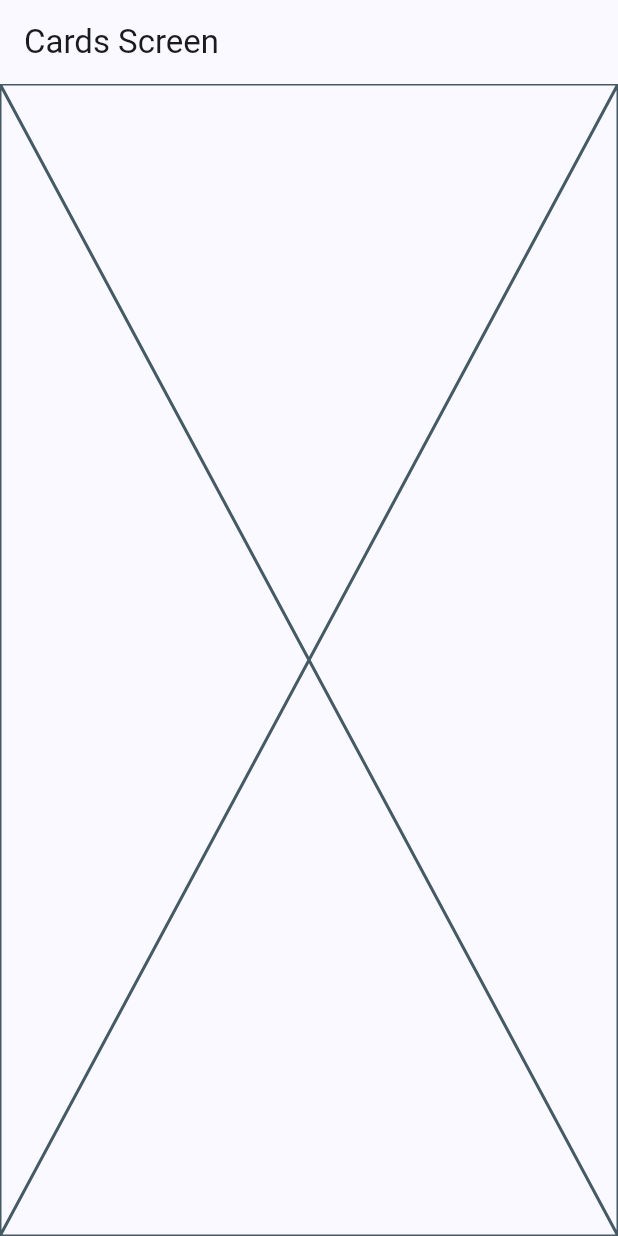
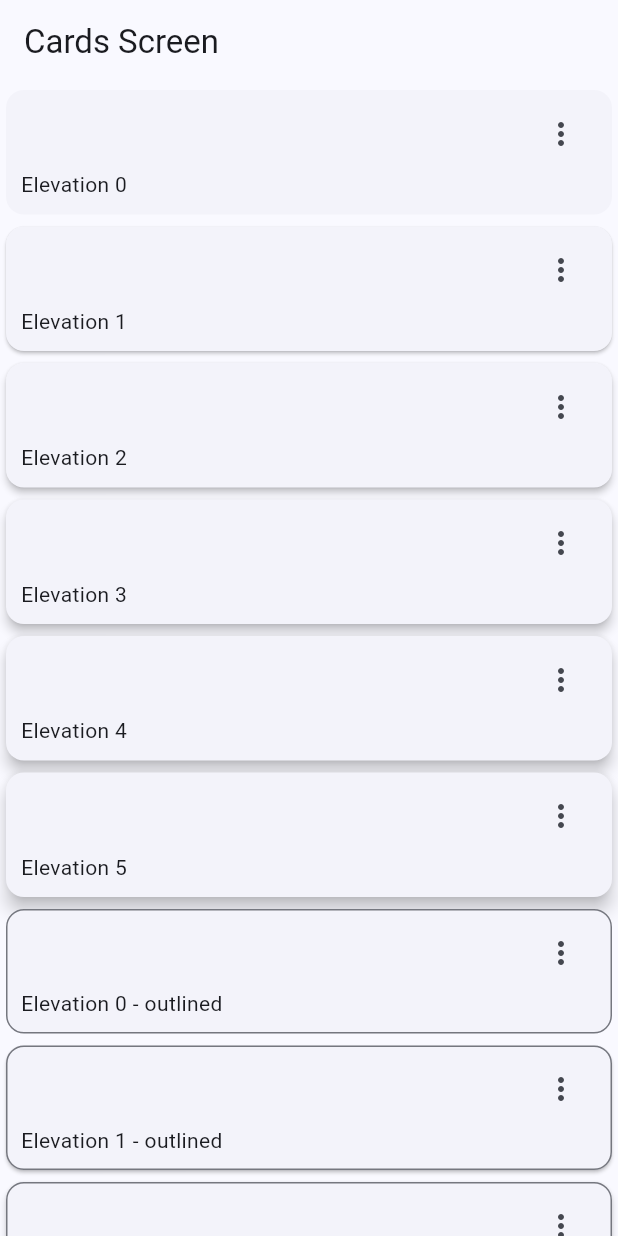
Before and after one commit to Davidgraja/Widgets__app, a Flutter app: the CardsScreen screen opened by its route, on a phone screen of 412 x 824 dp. Run offline on Flutter 3.47's test engine with Material 2 defaults, Android fonts, the phone set to English and light mode, and no system bars; our stand-ins replace go_router.

Commit message:
creación de tipos de  targetas

```diff
--- a/lib/presentation/screen/cards/cards_screen.dart
+++ b/lib/presentation/screen/cards/cards_screen.dart
@@ -1,4 +1,14 @@
 import 'package:flutter/material.dart';
+
+
+const cards = <Map<String , dynamic>>[
+    { 'elevation' : 0.0 , 'label' : 'Elevation 0'},
+    { 'elevation' : 1.0 , 'label' : 'Elevation 1'},
+    { 'elevation' : 2.0 , 'label' : 'Elevation 2'},
+    { 'elevation' : 3.0 , 'label' : 'Elevation 3'},
+    { 'elevation' : 4.0 , 'label' : 'Elevation 4'},
+    { 'elevation' : 5.0 , 'label' : 'Elevation 5'},
+];
 
 class CardsScreen extends StatelessWidget {
 
@@ -11,9 +21,100 @@ class CardsScreen extends StatelessWidget {
   Widget build(BuildContext context) {
     return  Scaffold(
       appBar: AppBar(
-        title: Text('Cards Screen'),
+        title: const Text('Cards Screen'),
       ),
-      body: Placeholder() ,
+      body: _CardsView() ,
     );
   }
 }
+
+class _CardsView extends StatelessWidget {
+  const _CardsView({
+    super.key,
+  });
+
+  @override
+  Widget build(BuildContext context) {
+    return SingleChildScrollView(
+      child: Column(
+        children: [
+          ...cards.map((card) => _CardType1(label: card['label'], elevation: card['elevation']) ),
+          ...cards.map((card) => _CardType2(label: card['label'], elevation: card['elevation']) ),
+          const SizedBox(height: 50,)
+        ],
+      ),
+    );
+  }
+}
+
+
+ class _CardType1 extends StatelessWidget {
+
+   final String label;
+   final double elevation;
+
+   const _CardType1({required this.label, required this.elevation});
+
+   @override
+   Widget build(BuildContext context) {
+     return Card(
+      elevation: elevation,
+      child: Padding(
+        padding: const EdgeInsets.fromLTRB(10, 5, 10, 10),
+        child: Column(
+          children: [
+            Align(
+              alignment: Alignment.topRight,
+              child: IconButton(onPressed: (){}, icon: const Icon(Icons.more_vert_outlined),)
+            ),
+            Align(
+              alignment: Alignment.bottomLeft,
+              child: Text(label)
+            )
+          ]
+        ),
+      ) ,
+     );
+   }
+ }
+
+
+  class _CardType2 extends StatelessWidget {
+
+   final String label;
+   final double elevation;
+
+   const _CardType2({required this.label, required this.elevation});
+
+   @override
+   Widget build(BuildContext context) {
+
+    final colors = Theme.of(context).colorScheme;
+
+     return Card(
+
+      shape:RoundedRectangleBorder(
+        borderRadius: BorderRadius.all(Radius.circular(12)),
+        side: BorderSide(
+          color: colors.outline ,
+        )
+      ) ,
+      elevation: elevation,
+      child: Padding(
+        padding: const EdgeInsets.fromLTRB(10, 5, 10, 10),
+        child: Column(
+          children: [
+            Align(
+              alignment: Alignment.topRight,
+              child: IconButton(onPressed: (){}, icon: const Icon(Icons.more_vert_outlined),)
+            ),
+            Align(
+              alignment: Alignment.bottomLeft,
+              child: Text('$label - outlined')
+            )
+          ]
+        ),
+      ) ,
+     );
+   }
+ }
--- a/lib/presentation/screen/home/home_screen.dart
+++ b/lib/presentation/screen/home/home_screen.dart
@@ -1,8 +1,6 @@
 import 'package:flutter/material.dart';
 import 'package:go_router/go_router.dart';
 import 'package:widget_app/domain/entities/menu/menu_items.dart';
-import 'package:widget_app/presentation/screen/buttons/buttons_screen.dart';
-import 'package:widget_app/presentation/screen/cards/cards_screen.dart';
 
 class HomeScreen extends StatelessWidget {
 
```
